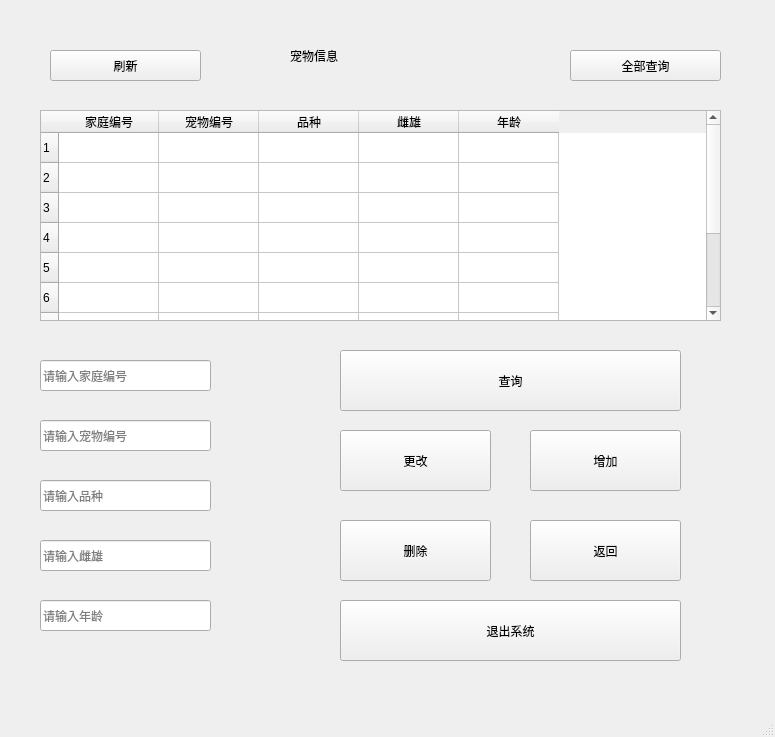
The window that code/root_pet.ui (wan-qiang/Database_classdesigner) describes before a commit, drawn with Qt 5.
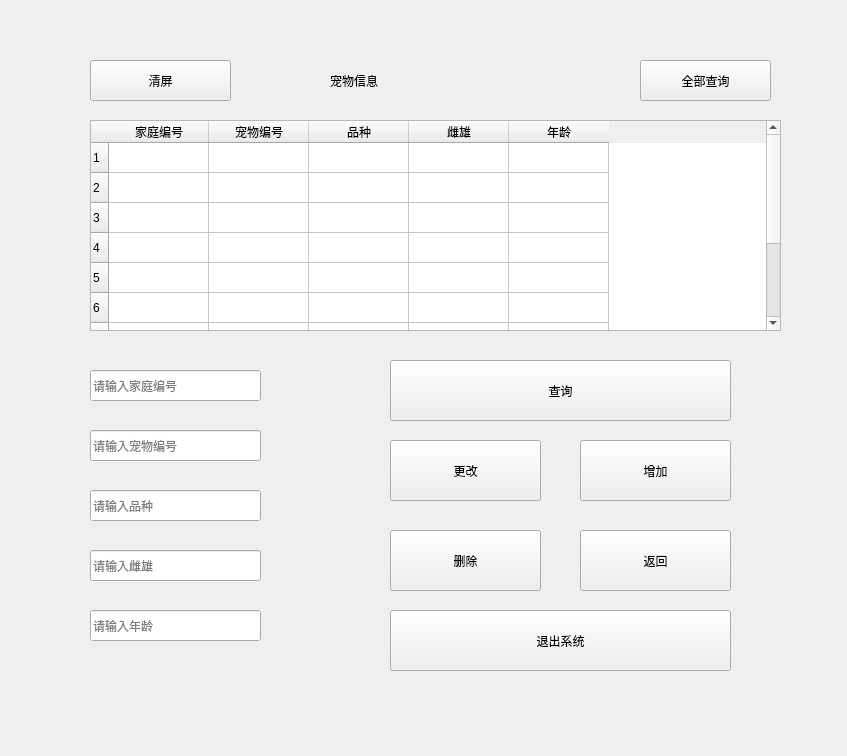
The same window after the commit. Icons and pictures are not drawn.

```diff
--- a/code/root_pet.ui
+++ b/code/root_pet.ui
@@ -6,33 +6,36 @@
    <rect>
     <x>0</x>
     <y>0</y>
-    <width>775</width>
-    <height>737</height>
+    <width>847</width>
+    <height>756</height>
    </rect>
   </property>
   <property name="minimumSize">
    <size>
-    <width>775</width>
-    <height>737</height>
+    <width>847</width>
+    <height>756</height>
    </size>
   </property>
   <property name="maximumSize">
    <size>
-    <width>775</width>
-    <height>737</height>
+    <width>847</width>
+    <height>756</height>
    </size>
   </property>
   <property name="windowTitle">
    <string>root_宠物信息</string>
   </property>
+  <property name="styleSheet">
+   <string notr="true">#centralwidget{border-image: url(:/background/background1.jpg);}</string>
+  </property>
   <widget class="QWidget" name="centralwidget">
    <widget class="QLabel" name="label">
     <property name="geometry">
      <rect>
-      <x>290</x>
-      <y>40</y>
+      <x>330</x>
+      <y>50</y>
       <width>191</width>
-      <height>31</height>
+      <height>61</height>
      </rect>
     </property>
     <property name="styleSheet">
@@ -45,9 +48,9 @@
    <widget class="QTableWidget" name="tableWidget">
     <property name="geometry">
      <rect>
-      <x>40</x>
-      <y>110</y>
-      <width>681</width>
+      <x>90</x>
+      <y>120</y>
+      <width>691</width>
       <height>211</height>
      </rect>
     </property>
@@ -130,12 +133,15 @@
    <widget class="QPushButton" name="pushButton">
     <property name="geometry">
      <rect>
-      <x>570</x>
-      <y>50</y>
-      <width>151</width>
-      <height>31</height>
+      <x>640</x>
+      <y>60</y>
+      <width>131</width>
+      <height>41</height>
      </rect>
     </property>
+    <property name="styleSheet">
+     <string notr="true">font: 16pt &quot;Arial&quot;;</string>
+    </property>
     <property name="text">
      <string>全部查询</string>
     </property>
@@ -143,8 +149,8 @@
    <widget class="QLabel" name="label_2">
     <property name="geometry">
      <rect>
-      <x>100</x>
-      <y>370</y>
+      <x>150</x>
+      <y>380</y>
       <width>141</width>
       <height>31</height>
      </rect>
@@ -156,8 +162,8 @@
    <widget class="QLineEdit" name="lineEdit">
     <property name="geometry">
      <rect>
-      <x>40</x>
-      <y>360</y>
+      <x>90</x>
+      <y>370</y>
       <width>171</width>
       <height>31</height>
      </rect>
@@ -169,8 +175,8 @@
    <widget class="QLineEdit" name="lineEdit_2">
     <property name="geometry">
      <rect>
-      <x>40</x>
-      <y>420</y>
+      <x>90</x>
+      <y>430</y>
       <width>171</width>
       <height>31</height>
      </rect>
@@ -182,8 +188,8 @@
    <widget class="QLineEdit" name="lineEdit_3">
     <property name="geometry">
      <rect>
-      <x>40</x>
-      <y>480</y>
+      <x>90</x>
+      <y>490</y>
       <width>171</width>
       <height>31</height>
      </rect>
@@ -195,8 +201,8 @@
    <widget class="QLineEdit" name="lineEdit_4">
     <property name="geometry">
      <rect>
-      <x>40</x>
-      <y>540</y>
+      <x>90</x>
+      <y>550</y>
       <width>171</width>
       <height>31</height>
      </rect>
@@ -208,8 +214,8 @@
    <widget class="QPushButton" name="pushButton_4">
     <property name="geometry">
      <rect>
-      <x>340</x>
-      <y>430</y>
+      <x>390</x>
+      <y>440</y>
       <width>151</width>
       <height>61</height>
      </rect>
@@ -224,8 +230,8 @@
    <widget class="QLineEdit" name="lineEdit_5">
     <property name="geometry">
      <rect>
-      <x>40</x>
-      <y>600</y>
+      <x>90</x>
+      <y>610</y>
       <width>171</width>
       <height>31</height>
      </rect>
@@ -237,8 +243,8 @@
    <widget class="QPushButton" name="pushButton_5">
     <property name="geometry">
      <rect>
-      <x>530</x>
-      <y>430</y>
+      <x>580</x>
+      <y>440</y>
       <width>151</width>
       <height>61</height>
      </rect>
@@ -253,8 +259,8 @@
    <widget class="QPushButton" name="pushButton_6">
     <property name="geometry">
      <rect>
-      <x>340</x>
-      <y>520</y>
+      <x>390</x>
+      <y>530</y>
       <width>151</width>
       <height>61</height>
      </rect>
@@ -269,8 +275,8 @@
    <widget class="QPushButton" name="pushButton_3">
     <property name="geometry">
      <rect>
-      <x>340</x>
-      <y>350</y>
+      <x>390</x>
+      <y>360</y>
       <width>341</width>
       <height>61</height>
      </rect>
@@ -285,8 +291,8 @@
    <widget class="QPushButton" name="pushButton_7">
     <property name="geometry">
      <rect>
-      <x>530</x>
-      <y>520</y>
+      <x>580</x>
+      <y>530</y>
       <width>151</width>
       <height>61</height>
      </rect>
@@ -301,8 +307,8 @@
    <widget class="QPushButton" name="pushButton_9">
     <property name="geometry">
      <rect>
-      <x>340</x>
-      <y>600</y>
+      <x>390</x>
+      <y>610</y>
       <width>341</width>
       <height>61</height>
      </rect>
@@ -317,28 +323,20 @@
    <widget class="QPushButton" name="pushButton_2">
     <property name="geometry">
      <rect>
-      <x>50</x>
-      <y>50</y>
-      <width>151</width>
-      <height>31</height>
+      <x>90</x>
+      <y>60</y>
+      <width>141</width>
+      <height>41</height>
      </rect>
     </property>
+    <property name="styleSheet">
+     <string notr="true">font: 16pt &quot;Arial&quot;;</string>
+    </property>
     <property name="text">
-     <string>刷新</string>
+     <string>清屏</string>
     </property>
    </widget>
   </widget>
-  <widget class="QMenuBar" name="menubar">
-   <property name="geometry">
-    <rect>
-     <x>0</x>
-     <y>0</y>
-     <width>775</width>
-     <height>26</height>
-    </rect>
-   </property>
-  </widget>
-  <widget class="QStatusBar" name="statusbar"/>
  </widget>
  <resources/>
  <connections/>
```
Left out of the diff: 6 changed lines with no effect on the pictures.
